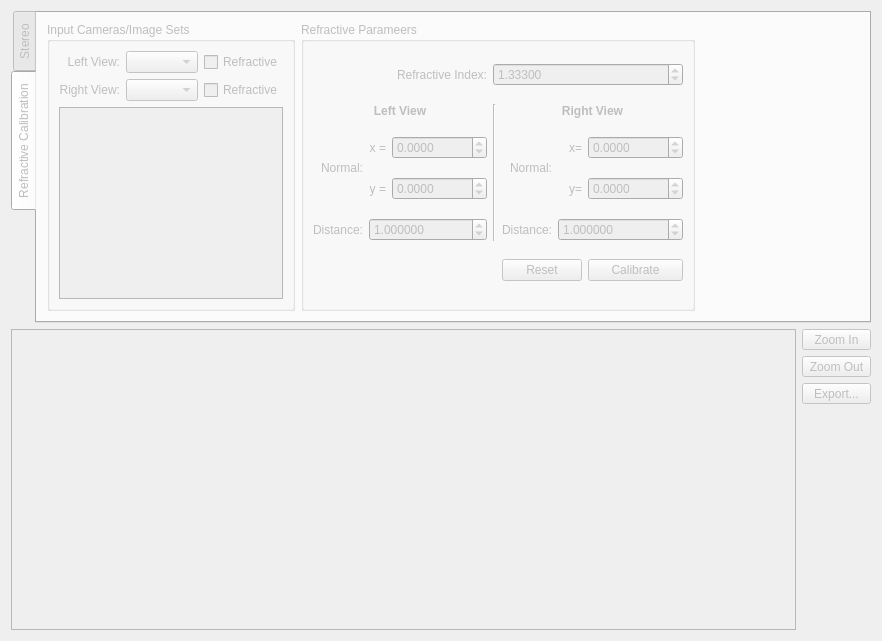
Qt form gui/forms/stereowidget.ui (thegedge/StereoReconstruction) before a commit.
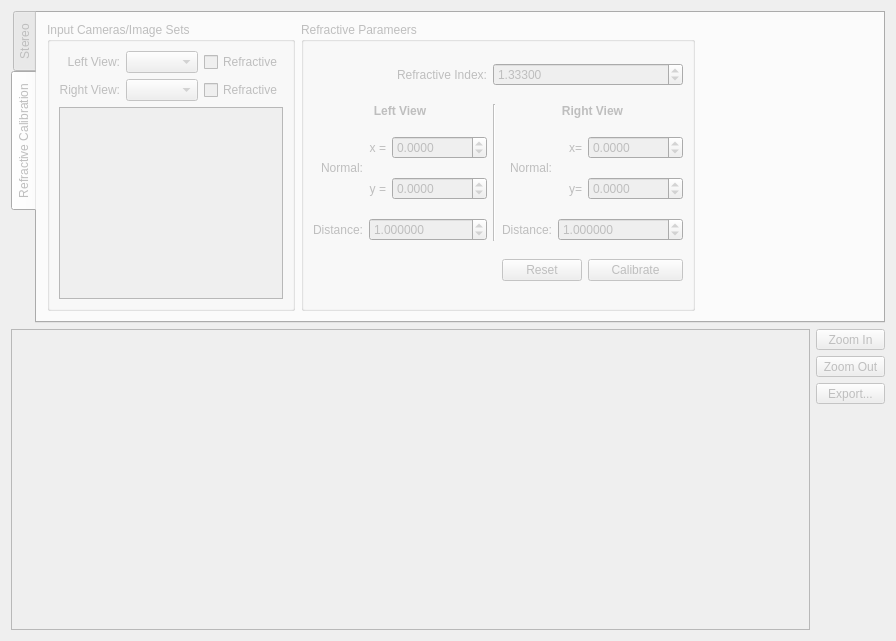
The same form after that commit.

The edit to the form file:
```diff
--- a/gui/forms/stereowidget.ui
+++ b/gui/forms/stereowidget.ui
@@ -32,7 +32,7 @@
    <rect>
     <x>0</x>
     <y>0</y>
-    <width>882</width>
+    <width>896</width>
     <height>641</height>
    </rect>
   </property>
```
Left out of the diff: 157 changed lines with no effect on the pictures.
